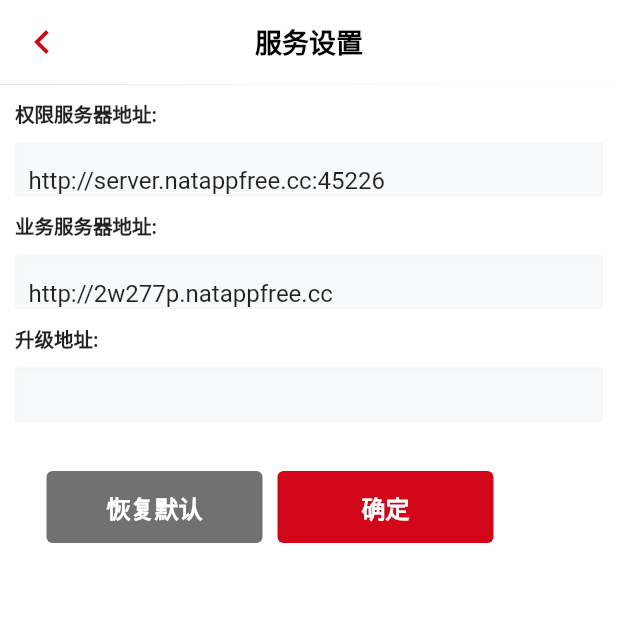
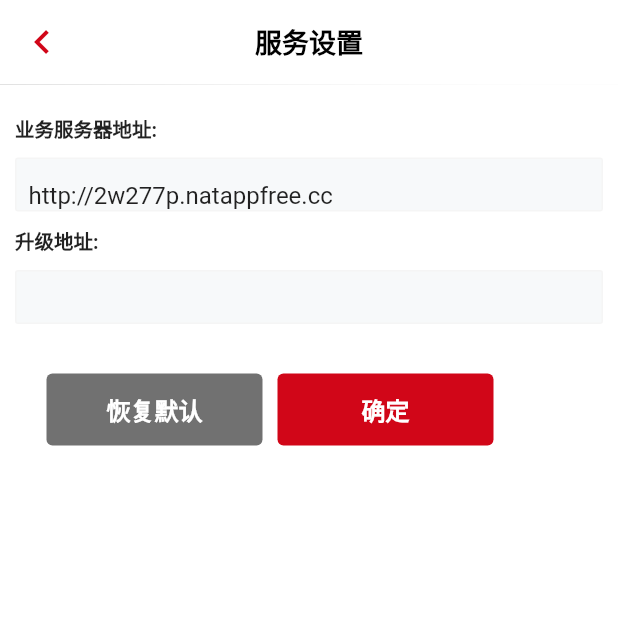
Before and after one commit to 2275245956/BookingTeachRoom, a Flutter app: the CustomSettingPage screen opened directly, on a phone screen of 412 x 824 dp, the top half of it. Run offline on Flutter 3.47's test engine with Material 2 defaults, Android fonts, the phone set to English and light mode, and no system bars; our stand-ins replace badges, charts_flutter, dio, flutter_calendar_carousel, flutter_datetime_picker, flutter_easyrefresh and 13 more; missing offline and left inert: date_utils, dropdown_menu, flutter_circular_chart, flutter_custom_bottom_tab_bar, flutter_downloader, flutter_luban and 6 more; accounts and stored records are empty.

Commit message:
配置环境  登录和首页画面

```diff
--- a/source/intelligent_check_new/lib/pages/custom_setting_page.dart
+++ b/source/intelligent_check_new/lib/pages/custom_setting_page.dart
@@ -1,5 +1,6 @@
 import 'package:flutter/material.dart';
 import 'package:intelligent_check_new/constants/color.dart';
+import 'package:intelligent_check_new/pages/login_page.dart';
 import 'package:intelligent_check_new/services/api_address.dart';
 import 'package:intelligent_check_new/tools/GetConfig.dart';
 import 'package:shared_preferences/shared_preferences.dart';
@@ -16,7 +17,7 @@ class _CustomSettingPageState extends State<CustomSettingPage>{
   TextEditingController _textEditingBizController = new TextEditingController();
 
   TextEditingController _updateController = new TextEditingController();
-  String theme="blue";
+  String theme="";
 
   @override
   Widget build(BuildContext context) {
@@ -36,7 +37,7 @@ class _CustomSettingPageState extends State<CustomSettingPage>{
         leading:new Container(
           child: GestureDetector(
             onTap: () => Navigator.pop(context),
-            child:Icon(Icons.keyboard_arrow_left, color: Color.fromRGBO(209, 6, 24, 1), size: 32),
+            child:Icon(Icons.keyboard_arrow_left, color: GetConfig.getColor(theme), size: 32),
           ),
         ),
       ),
@@ -47,28 +48,8 @@ class _CustomSettingPageState extends State<CustomSettingPage>{
             child: Column(
               crossAxisAlignment: CrossAxisAlignment.start,
               children: <Widget>[
-                Text("权限服务器地址:",style: TextStyle(fontWeight: FontWeight.bold, fontSize: 13),),
-                new Container(
-                  height: 36,
-                  margin: EdgeInsets.only(top: 10),
-                  decoration: new BoxDecoration(
-                    color: Color.fromRGBO(247, 249, 250, 1),
-                    border: new Border.all(
-                      color: Colors.grey[100],
-                      width: 1,
-                    ),
-                    borderRadius: new BorderRadius.all(Radius.circular(2)),
-                  ),
-                  child: new Container(child: TextField(
-                      controller: _textEditingAuthController,
-                      decoration: new InputDecoration(
-                        border: InputBorder.none,
-                        hintText: '',
-                        hintStyle:TextStyle(fontSize: 14.0, color: Color.fromRGBO(0, 0, 0, 0.2)),
-                        contentPadding: EdgeInsets.all(8.0),
-                      )
-                  ),)
-                ),
+                ///权限服务不需要  屏蔽   只使用业务来操作
+
                 Padding(padding: EdgeInsets.only(top: 10),),
                 Text("业务服务器地址:",style: TextStyle(fontWeight: FontWeight.bold, fontSize: 13),),
                 new Container(
@@ -132,7 +113,7 @@ class _CustomSettingPageState extends State<CustomSettingPage>{
                                 fontSize: 16,
                                 fontWeight: FontWeight.w700)),
                             onPressed: (){
-                            this._textEditingAuthController.text = ApiAddress.DEFAULT_AUTH_API_URL;
+                              // this._textEditingAuthController.text = ApiAddress.DEFAULT_AUTH_API_URL;
                               this._textEditingBizController.text = ApiAddress.DEFAULT_BIZ_API_URL;
                               this._updateController.text = ApiAddress.DEFAULT_UPDATE_URL;
                             })
@@ -140,7 +121,7 @@ class _CustomSettingPageState extends State<CustomSettingPage>{
                     Container(
                         decoration: new BoxDecoration(
                           borderRadius: new BorderRadius.all(Radius.circular(4)),
-                          color: Color.fromRGBO(209, 6, 24, 1),
+                          color: GetConfig.getColor(theme),
                         ),
                         width: 144,
                         margin: EdgeInsets.only(left: 10),
@@ -151,7 +132,10 @@ class _CustomSettingPageState extends State<CustomSettingPage>{
                                 fontWeight: FontWeight.w700)),
                           onPressed: (){
                             saveServerUrl();
-                            Navigator.pop(context);
+                            Navigator.of(context).pushAndRemoveUntil(
+                                new MaterialPageRoute(
+                                    builder: (context) => LoginPage()),
+                                    (route) => route == null);
                           },)
                     )
                   ],),
@@ -198,8 +182,8 @@ class _CustomSettingPageState extends State<CustomSettingPage>{
 
   getServerUrl() async{
     await SharedPreferences.getInstance().then((pref){
-      this._textEditingAuthController.text = pref.getString("authServerUrl")==null||pref.getString("authServerUrl").isEmpty?
-                                                ApiAddress.DEFAULT_AUTH_API_URL:pref.getString("authServerUrl");
+//      this._textEditingAuthController.text = pref.getString("authServerUrl")==null||pref.getString("authServerUrl").isEmpty?
+//                                                ApiAddress.DEFAULT_AUTH_API_URL:pref.getString("authServerUrl");
       this._textEditingBizController.text = pref.getString("bizServerUrl")==null||pref.getString("bizServerUrl").isEmpty?
       ApiAddress.DEFAULT_BIZ_API_URL:pref.getString("bizServerUrl");
       this._updateController.text =  pref.getString("updateUrl")==null|| pref.getString("updateUrl").isEmpty?
--- a/source/intelligent_check_new/lib/pages/home_layout/home_function.dart
+++ b/source/intelligent_check_new/lib/pages/home_layout/home_function.dart
@@ -152,7 +152,7 @@ class _HomeFunctionState extends State<HomeFunction> {
                                               bottom: 10, left: 15),
                                           child: CircleAvatar(
                                             radius: 3,
-                                            backgroundColor: Colors.red,
+                                            backgroundColor: Colors.blue,
                                           ),
                                         )
                                       : Container()
@@ -176,15 +176,12 @@ class _HomeFunctionState extends State<HomeFunction> {
                                 builder: (BuildContext context) {
                               return new MessageListPage();
                             })).then((v) {
-                              //                            if(v!=null){
-                              //                              getUnreadCount();
-                              //                            }
+
                             });
                           },
                         ),
                         flex: 2,
                       ),
-//                      Padding(padding: EdgeInsets.only(left: 20),),
                     ],
                   )),
                 ),
--- a/source/intelligent_check_new/lib/pages/login_page.dart
+++ b/source/intelligent_check_new/lib/pages/login_page.dart
@@ -47,8 +47,6 @@ class _LoginPageState extends State<LoginPage> {
     if (this.theme.isEmpty) {
       return Scaffold(body: Text(""));
     }
-
-
     final logo = new Column(
       children: <Widget>[
         Image.asset(
--- a/source/intelligent_check_new/lib/pages/splash_screen.dart
+++ b/source/intelligent_check_new/lib/pages/splash_screen.dart
@@ -16,7 +16,7 @@ class _SplashScreenState extends State<SplashScreen> {
     super.initState();
 
 
-    new Future.delayed(Duration(seconds: 5), () {
+    new Future.delayed(Duration(seconds: 2), () {
       Navigator.of(context).pushAndRemoveUntil(
           new MaterialPageRoute(
               builder: (context) => LoginPage(
```
Also changed, not shown: 1 other file. Lines whose indentation alone changed are shown as unchanged.
